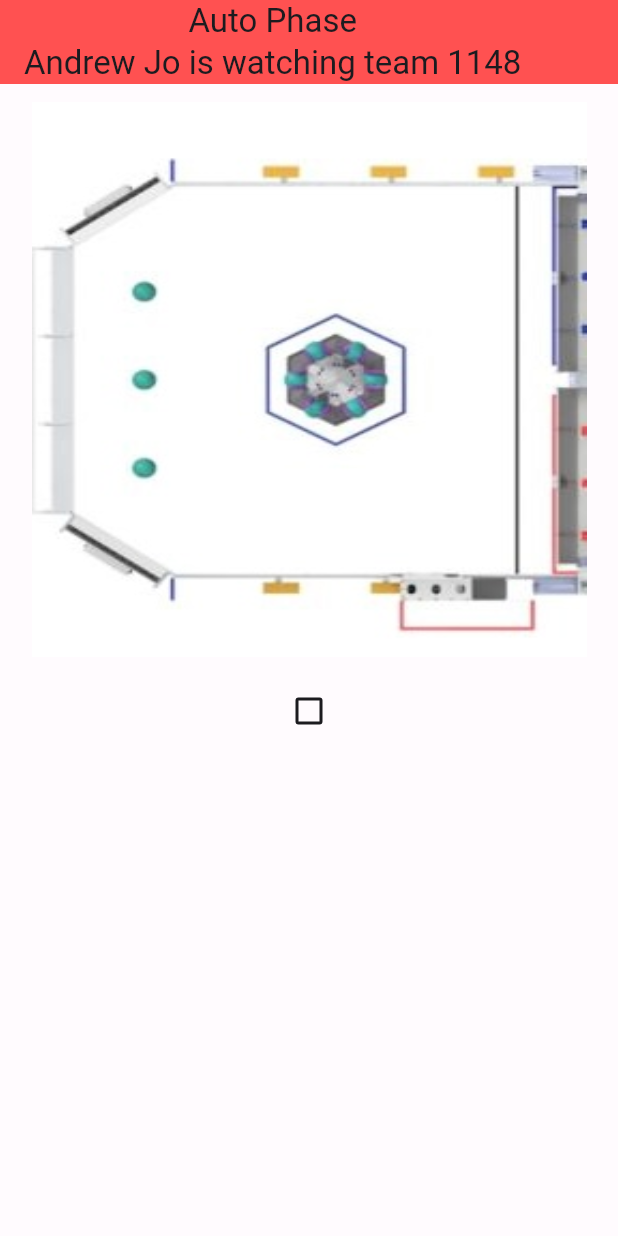
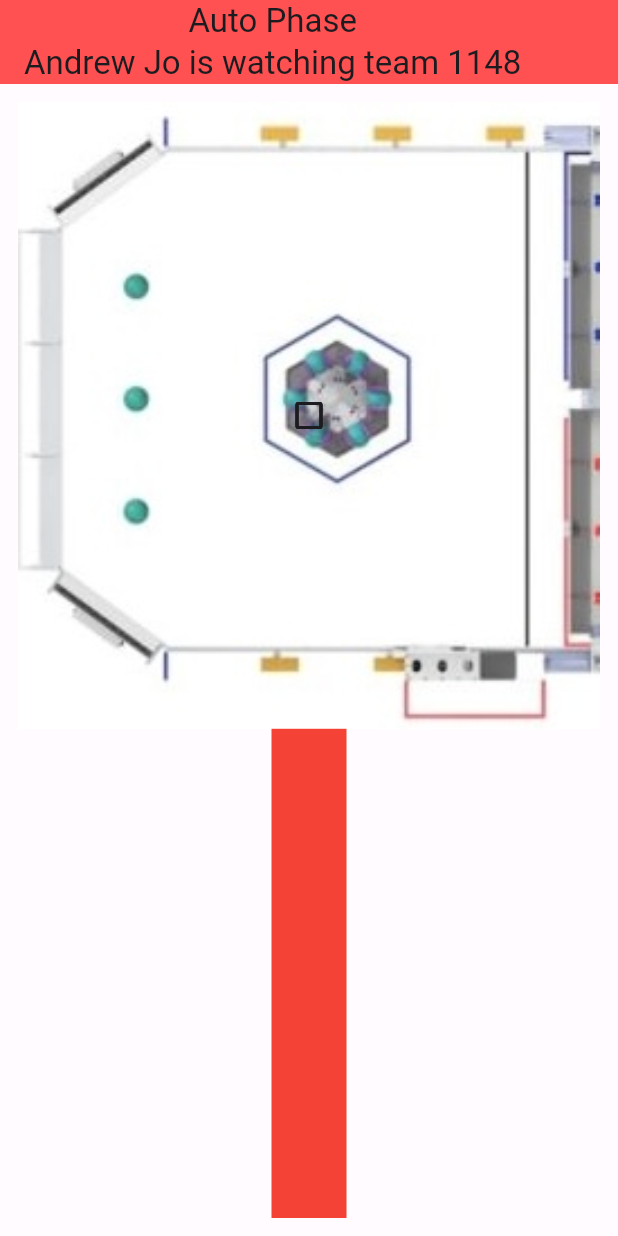
Before and after one commit to Ambitious-Jay/frc-scouting-demo, a Flutter app: the screen it shows after launch, on a phone screen of 412 x 824 dp. Run offline on Flutter 3.47's test engine with Material 3 defaults, Android fonts, the phone set to English and light mode, and no system bars.

Commit message:
good field moment

```diff
--- a/lib/auto_page.dart
+++ b/lib/auto_page.dart
@@ -19,10 +19,21 @@ class AutoPage extends StatefulWidget {
 class _AutoPageState extends State<AutoPage> {
   ThemeMode themeMode = ThemeMode.system;
   bool inCenterZone = false;
+  bool inProcessorZone = false;
+  bool inOppositeZone = false;
+
+  double min(double valOne, double valTwo) {
+    return valOne > valTwo ? valTwo : valOne;
+  }
 
   @override
   Widget build(BuildContext context) {
     final ColorScheme colorScheme = Theme.of(context).colorScheme;
+    final double screenWidth = MediaQuery.of(context).size.width;
+    const double screenPadding = 12;
+    const double imageWidthToHeight = 13 / 14;
+    final double fieldWidth = min(screenWidth - 2 * screenPadding, 400);
+    // const AssetImage bg = AssetImage('assets/reefscape_blue_field.jpg');
     const AssetImage bg = AssetImage('assets/reefscape_blue_field.jpg');
     return Scaffold(
         appBar: AppBar(
@@ -36,42 +47,53 @@ class _AutoPageState extends State<AutoPage> {
             ],
           ),
         ),
-        body: Column(children: [
+        body: Container(
+            padding: const EdgeInsets.all(screenPadding),
+            child: SingleChildScrollView(
+                child: Column(
+                    mainAxisAlignment: MainAxisAlignment.start,
+                    crossAxisAlignment: CrossAxisAlignment.center,
+                    children: [
                   Container(
-            padding: const EdgeInsets.all(12),
+                      width: double.infinity,
                       alignment: Alignment.center,
                       child: Stack(alignment: Alignment.center, children: [
-              Container(
-                width: 370,
-                height: 370,
-                decoration: const BoxDecoration(
+                        SizedBox(
+                            width: fieldWidth,
+                            height: fieldWidth / imageWidthToHeight,
+                            child: const DecoratedBox(
+                              decoration: BoxDecoration(
                                   image: DecorationImage(
-                  image: bg,
-                  fit: BoxFit.fill,
-                ),
+                                      image: bg, fit: BoxFit.fitWidth)),
                             )),
-              // const SizedBox(
-              //     width: 150,
-              //     height: 150,
-              //     child: DecoratedBox(
-              //         decoration: BoxDecoration(
-              //             color: Color.fromARGB(255, 128, 128, 128)))),
-              // const SizedBox(
-              //     width: 100,
-              //     height: 100,
-              //     child: DecoratedBox(
-              //         decoration: BoxDecoration(
-              //             color: Color.fromARGB(255, 255, 255, 255)))),
-            ]),
-          ),
                         Checkbox(
                             value: inCenterZone,
-            onChanged: (bool? value) {
+                            onChanged: (bool? value) => {
                                   setState(() {
                                     inCenterZone = value!;
-              });
-            },
-          ),
-        ]));
+                                  })
+                                }),
+                        Checkbox(
+                            value: inProcessorZone,
+                            onChanged: (bool? value) => {
+                                  setState(() {
+                                    inProcessorZone = value!;
+                                  })
+                                }),
+                        Checkbox(
+                            value: inOppositeZone,
+                            onChanged: (bool? value) => {
+                                  setState(() {
+                                    inOppositeZone = value!;
+                                  })
+                                }),
+                      ])),
+                  const SizedBox(
+                      width: 50,
+                      height: 1500,
+                      child: DecoratedBox(
+                        decoration: BoxDecoration(color: Colors.red),
+                      ))
+                ]))));
   }
 }
```
Also changed, not shown: assets/reefscape_blue_field.jpg, assets/reefscape_red_field.jpg. Lines whose indentation alone changed are shown as unchanged.
